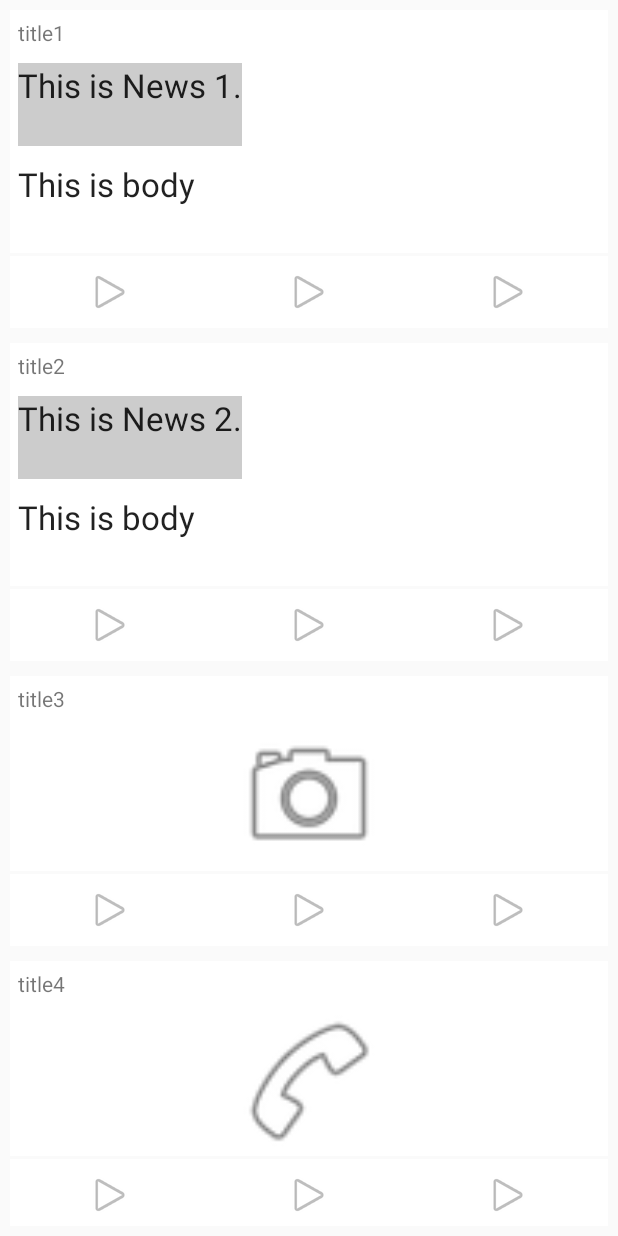
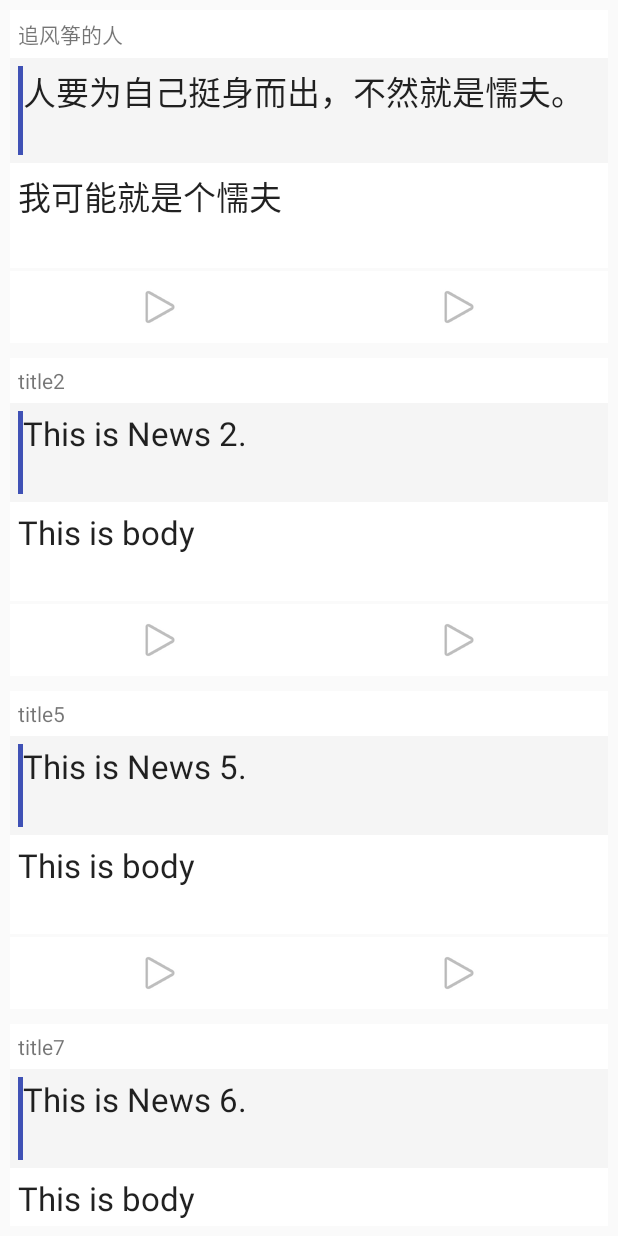
Before and after one commit to victorySSS/readingNotes, an Android app: the screen it shows after launch (MainActivity), on a phone screen of 412 x 824 dp. Run offline under Robolectric (Android 15) with nearby library versions, the phone set to English and light mode, and no system bars.

Commit message:
修改了原文部分布局

```diff
--- a/shareLayout2/app/src/main/java/com/zcc/sharelayout/MainActivity.java
+++ b/shareLayout2/app/src/main/java/com/zcc/sharelayout/MainActivity.java
@@ -15,15 +15,15 @@ public class MainActivity extends ListActivity {
         getListView().setDividerHeight(0);
         getListView().setPadding(10, 10, 10, 10);
         ArrayList<News> newses = new ArrayList<>();
-        newses.add(new News(0, News.TEXT, "title1", "This is News 1.","This is body", 0));
+        newses.add(new News(0, News.TEXT, "追风筝的人", "人要为自己挺身而出，不然就是懦夫。","我可能就是个懦夫", 0));
         newses.add(new News(1, News.TEXT, "title2", "This is News 2.","This is body", 0));
-        newses.add(new News(2, News.IMAGE, "title3", "","This is body", android.R.drawable.ic_menu_camera));
-        newses.add(new News(3, News.IMAGE, "title4", "","This is body", android.R.drawable.ic_menu_call));
+//        newses.add(new News(2, News.IMAGE, "title3", "","This is body", android.R.drawable.ic_menu_camera));
+//        newses.add(new News(3, News.IMAGE, "title4", "","This is body", android.R.drawable.ic_menu_call));
         newses.add(new News(4, News.TEXT, "title5", "This is News 5.","This is body", 0));
-        newses.add(new News(5, News.IMAGE, "title6", "","This is body", android.R.drawable.ic_menu_gallery));
+//        newses.add(new News(5, News.IMAGE, "title6", "","This is body", android.R.drawable.ic_menu_gallery));
         newses.add(new News(6, News.TEXT, "title7", "This is News 6.","This is body", 0));
         newses.add(new News(7, News.TEXT, "title8", "This is News 7.", "This is body",0));
-        newses.add(new News(8, News.IMAGE, "title9", "","This is body", android.R.drawable.ic_menu_compass));
+//        newses.add(new News(8, News.IMAGE, "title9", "","This is body", android.R.drawable.ic_menu_compass));
         NewsAdapter adapter = new NewsAdapter(this);
         adapter.addAll(NewsToItem.newsToItems(newses));
         setListAdapter(adapter);
--- a/shareLayout2/app/src/main/res/layout/item_bottom.xml
+++ b/shareLayout2/app/src/main/res/layout/item_bottom.xml
@@ -14,13 +14,13 @@
         android:layout_height="wrap_content"
         android:background="@android:color/white">
 
-        <ImageButton
-            android:layout_width="0dp"
-            android:layout_weight="1"
-            android:layout_height="48dp"
-            android:src="@android:drawable/ic_media_play"
-            android:background="@android:color/transparent"
-            android:id="@+id/button1"/>
+        <!--<ImageButton-->
+            <!--android:layout_width="0dp"-->
+            <!--android:layout_weight="1"-->
+            <!--android:layout_height="48dp"-->
+            <!--android:src="@android:drawable/ic_media_play"-->
+            <!--android:background="@android:color/transparent"-->
+            <!--android:id="@+id/button1"/>-->
 
         <ImageButton
             android:layout_width="0dp"
--- a/shareLayout2/app/src/main/res/layout/item_text.xml
+++ b/shareLayout2/app/src/main/res/layout/item_text.xml
@@ -1,10 +1,15 @@
 <?xml version="1.0" encoding="utf-8"?>
 <LinearLayout xmlns:android="http://schemas.android.com/apk/res/android"
-    android:orientation="vertical"
+    android:orientation="horizontal"
     android:layout_width="match_parent"
     android:layout_height="match_parent"
     android:padding="5dp"
-    android:background="@android:color/white">
+    android:background="@color/colorBackGrey">
+
+    <LinearLayout
+        android:layout_width="3dp"
+        android:layout_height="match_parent"
+        android:background="@color/colorPrimary"></LinearLayout>
 
     <TextView
         android:layout_width="wrap_content"
@@ -13,6 +18,5 @@
         android:text="Large Text"
         android:lines="2"
         android:id="@+id/text"
-        android:ellipsize="end"
-        android:background="@color/colorBackGrey"/>
+        android:ellipsize="end" />
 </LinearLayout>
--- a/shareLayout2/app/src/main/res/values/colors.xml
+++ b/shareLayout2/app/src/main/res/values/colors.xml
@@ -3,5 +3,5 @@
     <color name="colorPrimary">#3F51B5</color>
     <color name="colorPrimaryDark">#303F9F</color>
     <color name="colorAccent">#FF4081</color>
-    <color name="colorBackGrey">#cccccc</color>
+    <color name="colorBackGrey">#f5f5f5</color>
 </resources>
```
